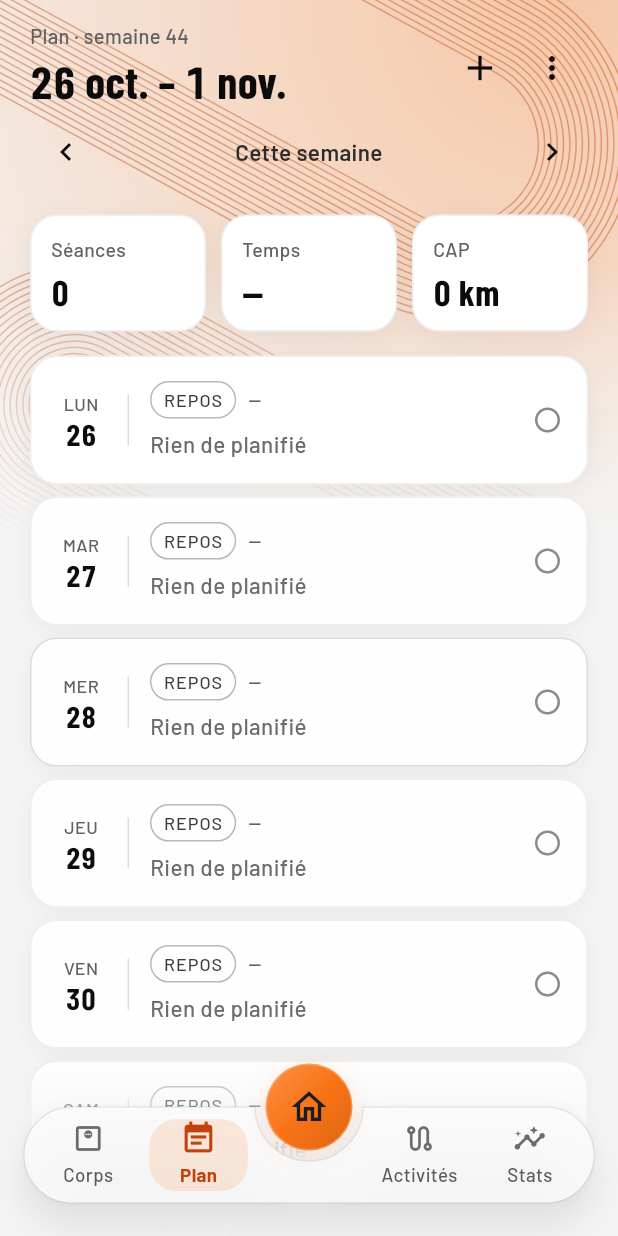
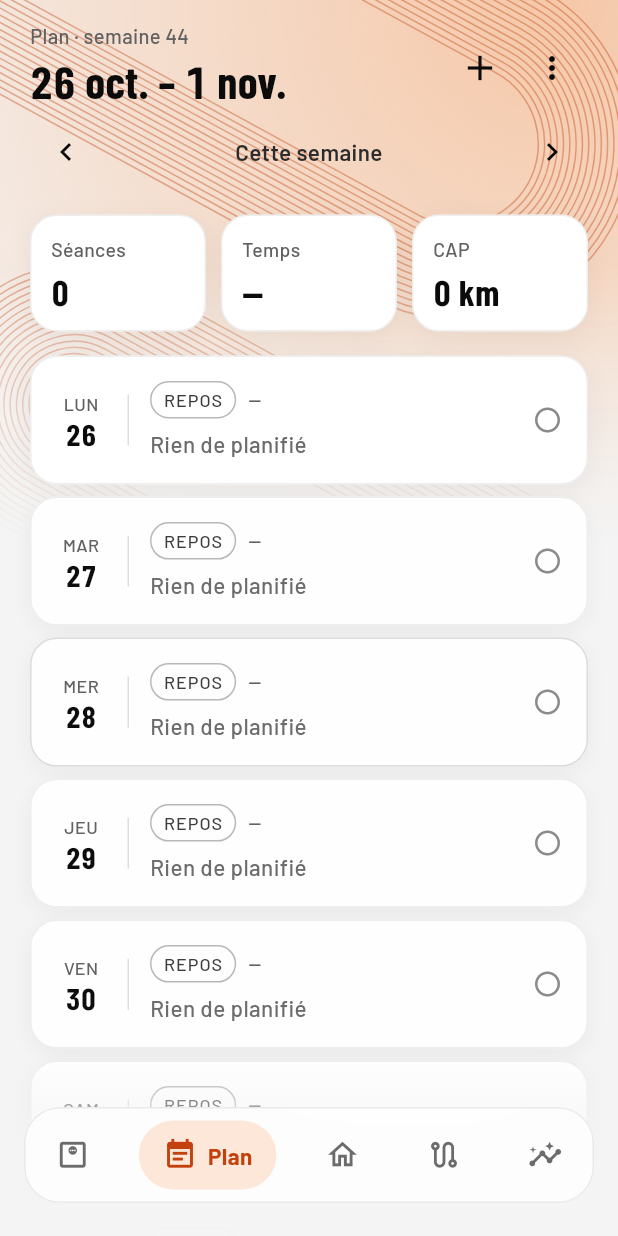
Before and after one commit to lucaslle/SportApp, a Flutter app: the screen it shows after launch, swiped to page 2, on a phone screen of 412 x 824 dp. Run offline on Flutter 3.47's test engine with Material 3 defaults, Android fonts, the phone set to English and light mode, and no system bars; our stand-ins replace file_picker, flutter_map, flutter_riverpod, flutter_secure_storage, google_fonts, latlong2.

Commit message:
Barre d'onglets en bulle : icônes seules, l'onglet actif s'étire avec son nom

```diff
--- a/fitness_tracker/lib/widgets/glass_tab_bar.dart
+++ b/fitness_tracker/lib/widgets/glass_tab_bar.dart
@@ -5,21 +5,14 @@ import 'package:flutter/services.dart';
 
 import '../app/app_screen.dart';
 import '../theme/app_theme.dart';
-import 'motion.dart';
 
-/// Barre d'onglets flottante translucide : encoche au centre pour le bouton rond de l'accueil,
-/// pastille qui glisse sous l'onglet actif.
+/// Barre d'onglets flottante translucide : icônes seules, l'onglet actif s'étire
+/// en pastille avec son nom.
 class GlassTabBar extends StatelessWidget {
   const GlassTabBar({super.key, required this.active, required this.onSelect});
 
   final AppTab active;
   final ValueChanged<AppTab> onSelect;
-
-  static const _barHeight = 64.0;
-  static const _homeSize = 58.0;
-
-  /// Le bouton central est centré sur le bord haut de la barre.
-  static const _lift = _homeSize / 2;
 
   void _select(AppTab tab) {
     if (tab != active) HapticFeedback.selectionClick();
@@ -28,145 +21,28 @@ class GlassTabBar extends StatelessWidget {
 
   @override
   Widget build(BuildContext context) {
-    final dark = AppColors.palette.isDark;
-    // La zone englobe la barre et le haut du bouton central pour qu'il reste touchable.
-    return SizedBox(
-      height: _barHeight + _lift,
-      child: Stack(
-        alignment: Alignment.bottomCenter,
-        children: [
-          SizedBox(
-            height: _barHeight,
-            child: CustomPaint(
-              painter: const _NotchShadow(),
-              foregroundPainter: _NotchBorder(
-                color: AppColors.text.withValues(alpha: dark ? .12 : .08),
-              ),
-              child: ClipPath(
-                clipper: const _NotchClipper(),
+    return ClipRRect(
+      borderRadius: BorderRadius.circular(24),
       child: BackdropFilter(
-                  filter: ImageFilter.blur(sigmaX: 24, sigmaY: 24),
-                  child: DecoratedBox(
+        filter: ImageFilter.blur(sigmaX: 22, sigmaY: 22),
+        child: Container(
+          height: 64,
+          padding: const EdgeInsets.symmetric(horizontal: 8),
           decoration: BoxDecoration(
             color: AppColors.glass,
-                      // Reflet léger en haut, comme une plaque de verre.
-                      gradient: LinearGradient(
-                        begin: Alignment.topCenter,
-                        end: Alignment.bottomCenter,
-                        colors: [
-                          Color.alphaBlend(Colors.white.withValues(alpha: dark ? .06 : .5), AppColors.glass),
-                          AppColors.glass,
-                        ],
+            borderRadius: BorderRadius.circular(24),
+            border: Border.all(color: AppColors.text.withValues(alpha: .08)),
           ),
-                    ),
-                    child: Padding(
-                      padding: const EdgeInsets.symmetric(horizontal: 6),
-                      child: LayoutBuilder(
-                        builder: (context, constraints) => Stack(
-                          children: [
-                            _Indicator(active: active, slotWidth: constraints.maxWidth / AppTab.values.length),
-                            Row(
+          child: Row(
+            mainAxisAlignment: MainAxisAlignment.spaceBetween,
             children: [
               for (final tab in AppTab.values)
-                                  Expanded(
-                                    child: tab == AppTab.home
-                                        ? const SizedBox.shrink()
-                                        : _TabButton(tab: tab, selected: tab == active, onTap: () => _select(tab)),
+                // Seule la pastille active peut rétrécir (nom coupé) sur un écran très étroit.
+                Flexible(
+                  flex: tab == active ? 1 : 0,
+                  child: _TabBubble(tab: tab, selected: tab == active, onTap: () => _select(tab)),
                 ),
             ],
-                            ),
-                          ],
-                        ),
-                      ),
-                    ),
-                  ),
-                ),
-              ),
-            ),
-          ),
-          Positioned(
-            top: 0,
-            child: _HomeButton(selected: active == AppTab.home, onTap: () => _select(AppTab.home)),
-          ),
-        ],
-      ),
-    );
-  }
-}
-
-/// Contour de la barre : pilule creusée d'une encoche ronde au centre du bord haut.
-Path _notchedBar(Size size) {
-  final bar = Path()..addRRect(RRect.fromRectAndRadius(Offset.zero & size, Radius.circular(size.height / 2)));
-  final notch = Path()
-    ..addOval(Rect.fromCircle(center: Offset(size.width / 2, 0), radius: GlassTabBar._homeSize / 2 + 7));
-  return Path.combine(PathOperation.difference, bar, notch);
-}
-
-class _NotchClipper extends CustomClipper<Path> {
-  const _NotchClipper();
-
-  @override
-  Path getClip(Size size) => _notchedBar(size);
-
-  @override
-  bool shouldReclip(_NotchClipper oldClipper) => false;
-}
-
-class _NotchBorder extends CustomPainter {
-  const _NotchBorder({required this.color});
-
-  final Color color;
-
-  @override
-  void paint(Canvas canvas, Size size) {
-    canvas.drawPath(
-      _notchedBar(size),
-      Paint()
-        ..color = color
-        ..style = PaintingStyle.stroke
-        ..strokeWidth = 1,
-    );
-  }
-
-  @override
-  bool shouldRepaint(_NotchBorder old) => old.color != color;
-}
-
-class _NotchShadow extends CustomPainter {
-  const _NotchShadow();
-
-  @override
-  void paint(Canvas canvas, Size size) =>
-      canvas.drawShadow(_notchedBar(size), Colors.black.withValues(alpha: .35), 8, false);
-
-  @override
-  bool shouldRepaint(_NotchShadow old) => false;
-}
-
-/// Pastille teintée qui glisse sous l'onglet actif ; elle s'efface sous le bouton central.
-class _Indicator extends StatelessWidget {
-  const _Indicator({required this.active, required this.slotWidth});
-
-  final AppTab active;
-  final double slotWidth;
-
-  @override
-  Widget build(BuildContext context) {
-    final onHome = active == AppTab.home;
-    return AnimatedPositioned(
-      duration: const Duration(milliseconds: 380),
-      curve: Curves.easeOutBack,
-      left: active.index * slotWidth + 4,
-      top: 8,
-      width: slotWidth - 8,
-      bottom: 8,
-      child: AnimatedOpacity(
-        duration: const Duration(milliseconds: 200),
-        opacity: onHome ? 0 : 1,
-        child: DecoratedBox(
-          decoration: BoxDecoration(
-            color: AppColors.accent.withValues(alpha: .14),
-            borderRadius: BorderRadius.circular(18),
           ),
         ),
       ),
@@ -174,120 +50,59 @@ class _Indicator extends StatelessWidget {
   }
 }
 
-class _TabButton extends StatelessWidget {
-  const _TabButton({required this.tab, required this.selected, required this.onTap});
+class _TabBubble extends StatelessWidget {
+  const _TabBubble({required this.tab, required this.selected, required this.onTap});
 
   final AppTab tab;
   final bool selected;
   final VoidCallback onTap;
 
+  static const _duration = Duration(milliseconds: 280);
+
   @override
   Widget build(BuildContext context) {
+    final color = selected ? AppColors.accentText : AppColors.dim;
     return Semantics(
       button: true,
       selected: selected,
+      label: tab.label,
+      excludeSemantics: true,
       child: GestureDetector(
         behavior: HitTestBehavior.opaque,
         onTap: onTap,
-        child: Column(
-          mainAxisAlignment: MainAxisAlignment.center,
+        child: AnimatedContainer(
+          duration: _duration,
+          curve: Curves.easeOutCubic,
+          height: 46,
+          padding: EdgeInsets.symmetric(horizontal: selected ? 16 : 12),
+          decoration: BoxDecoration(
+            color: selected ? AppColors.accent.withValues(alpha: .16) : Colors.transparent,
+            borderRadius: BorderRadius.circular(23),
+          ),
+          child: Row(
+            mainAxisSize: MainAxisSize.min,
             children: [
-            AnimatedScale(
-              scale: selected ? 1.12 : 1,
-              duration: const Duration(milliseconds: 220),
-              curve: Curves.easeOutBack,
-              child: Icon(
-                selected ? tab.activeIcon : tab.icon,
-                size: 22,
-                color: selected ? AppColors.accentText : AppColors.dim,
-              ),
-            ),
-            const SizedBox(height: 4),
-            _Label(tab, selected: selected),
-          ],
-        ),
-      ),
-    );
-  }
-}
-
-class _Label extends StatelessWidget {
-  const _Label(this.tab, {required this.selected});
-
-  final AppTab tab;
-  final bool selected;
-
-  @override
-  Widget build(BuildContext context) {
-    // Réduit le libellé plutôt que de le couper sur les écrans étroits.
-    return FittedBox(
-      fit: BoxFit.scaleDown,
+              Icon(selected ? tab.activeIcon : tab.icon, size: 23, color: color),
+              // Le nom se déroule à côté de l'icône de l'onglet actif.
+              Flexible(
+                child: AnimatedSize(
+                  duration: _duration,
+                  curve: Curves.easeOutCubic,
+                  child: selected
+                      ? Padding(
+                          padding: const EdgeInsets.only(left: 7),
                           child: Text(
                             tab.label,
                             maxLines: 1,
-        style: AppText.sans(
-          size: 10,
-          weight: selected ? FontWeight.w700 : FontWeight.w500,
-          color: selected ? AppColors.accentText : AppColors.muted,
+                            softWrap: false,
+                            overflow: TextOverflow.fade,
+                            style: AppText.sans(size: 14, weight: FontWeight.w700, color: color),
+                          ),
+                        )
+                      : const SizedBox.shrink(),
                 ),
               ),
-    );
-  }
-}
-
-/// Accueil : rond plein de la couleur d'accent, posé au-dessus de la barre.
-class _HomeButton extends StatelessWidget {
-  const _HomeButton({required this.selected, required this.onTap});
-
-  final bool selected;
-  final VoidCallback onTap;
-
-  @override
-  Widget build(BuildContext context) {
-    return Semantics(
-      button: true,
-      selected: selected,
-      label: AppTab.home.label,
-      child: GestureDetector(
-        onTap: onTap,
-        child: PressScale(
-          child: AnimatedContainer(
-            duration: const Duration(milliseconds: 260),
-            curve: Curves.easeOutCubic,
-            width: GlassTabBar._homeSize,
-            height: GlassTabBar._homeSize,
-            decoration: BoxDecoration(
-              shape: BoxShape.circle,
-              // Dégradé de la couleur d'accent, plus clair en haut à gauche pour donner du volume.
-              gradient: LinearGradient(
-                begin: Alignment.topLeft,
-                end: Alignment.bottomRight,
-                colors: [
-                  Color.lerp(AppColors.accent, Colors.white, .22)!,
-                  AppColors.accent,
-                  Color.lerp(AppColors.accent, Colors.black, .12)!,
             ],
-              ),
-              border: Border.all(color: Colors.white.withValues(alpha: .25)),
-              boxShadow: [
-                BoxShadow(
-                  color: AppColors.accent.withValues(alpha: selected ? .45 : .25),
-                  blurRadius: selected ? 20 : 14,
-                  spreadRadius: -3,
-                  offset: const Offset(0, 2),
-                ),
-              ],
-            ),
-            child: AnimatedScale(
-              scale: selected ? 1.08 : 1,
-              duration: const Duration(milliseconds: 220),
-              curve: Curves.easeOutBack,
-              child: Icon(
-                selected ? AppTab.home.activeIcon : AppTab.home.icon,
-                size: 28,
-                color: AppColors.onAccent,
-              ),
-            ),
           ),
         ),
       ),
```
Also changed, not shown: 1 other file. Lines whose indentation alone changed are shown as unchanged.
